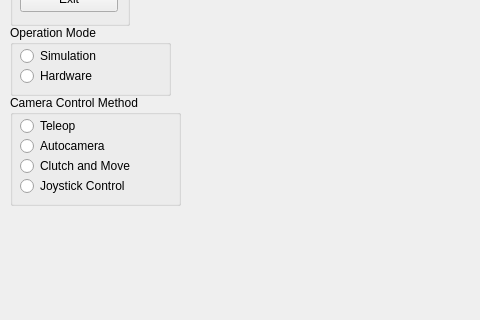
The window that scripts/camera_control_gui.ui (careslab/autocamera) describes before a commit, drawn with Qt 5; both pictures show x 0 to 480 and y 145 to 465 of the 672 by 613 pixel window.
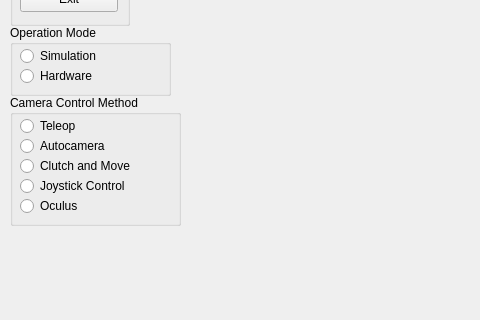
The same window after the commit.

Diff of the .ui file:
```diff
--- a/scripts/camera_control_gui.ui
+++ b/scripts/camera_control_gui.ui
@@ -73,7 +73,7 @@
      <x>10</x>
      <y>240</y>
      <width>171</width>
-     <height>111</height>
+     <height>131</height>
     </rect>
    </property>
    <property name="autoFillBackground">
@@ -134,6 +134,19 @@
      <string>Teleop</string>
     </property>
    </widget>
+   <widget class="QRadioButton" name="radioButtonOculus">
+    <property name="geometry">
+     <rect>
+      <x>10</x>
+      <y>100</y>
+      <width>141</width>
+      <height>22</height>
+     </rect>
+    </property>
+    <property name="text">
+     <string>Oculus</string>
+    </property>
+   </widget>
   </widget>
   <widget class="QGroupBox" name="groupBoxPower">
    <property name="geometry">
```
